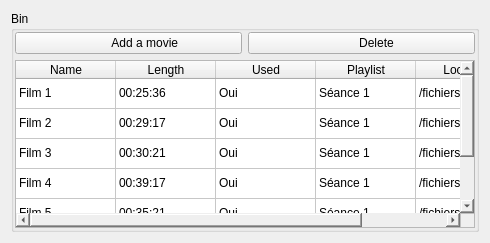
Qt form src/binwidget.ui (cinemaouvert/OPP) before a commit.
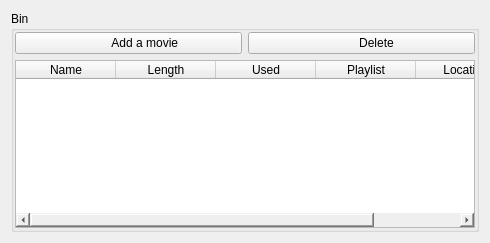
The same form after that commit. Icons and pictures are not drawn.

```diff
--- a/src/binwidget.ui
+++ b/src/binwidget.ui
@@ -75,36 +75,6 @@
         <attribute name="verticalHeaderVisible">
          <bool>false</bool>
         </attribute>
-        <row>
-         <property name="text">
-          <string>Nouvelle ligne</string>
-         </property>
-        </row>
-        <row>
-         <property name="text">
-          <string>Nouvelle ligne</string>
-         </property>
-        </row>
-        <row>
-         <property name="text">
-          <string>Nouvelle ligne</string>
-         </property>
-        </row>
-        <row>
-         <property name="text">
-          <string>Nouvelle ligne</string>
-         </property>
-        </row>
-        <row>
-         <property name="text">
-          <string>Nouvelle ligne</string>
-         </property>
-        </row>
-        <row>
-         <property name="text">
-          <string>Nouvelle ligne</string>
-         </property>
-        </row>
         <column>
          <property name="text">
           <string>Name</string>
@@ -130,156 +100,6 @@
           <string>Location</string>
          </property>
         </column>
-        <item row="0" column="0">
-         <property name="text">
-          <string>Film 1</string>
-         </property>
-        </item>
-        <item row="0" column="1">
-         <property name="text">
-          <string>00:25:36</string>
-         </property>
-        </item>
-        <item row="0" column="2">
-         <property name="text">
-          <string>Oui</string>
-         </property>
-        </item>
-        <item row="0" column="3">
-         <property name="text">
-          <string>Séance 1</string>
-         </property>
-        </item>
-        <item row="0" column="4">
-         <property name="text">
-          <string>/fichiers/ff</string>
-         </property>
-        </item>
-        <item row="1" column="0">
-         <property name="text">
-          <string>Film 2</string>
-         </property>
-        </item>
-        <item row="1" column="1">
-         <property name="text">
-          <string>00:29:17</string>
-         </property>
-        </item>
-        <item row="1" column="2">
-         <property name="text">
-          <string>Oui</string>
-         </property>
-        </item>
-        <item row="1" column="3">
-         <property name="text">
-          <string>Séance 1</string>
-         </property>
-        </item>
-        <item row="1" column="4">
-         <property name="text">
-          <string>/fichiers/ff</string>
-         </property>
-        </item>
-        <item row="2" column="0">
-         <property name="text">
-          <string>Film 3</string>
-         </property>
-        </item>
-        <item row="2" column="1">
-         <property name="text">
-          <string>00:30:21</string>
-         </property>
-        </item>
-        <item row="2" column="2">
-         <property name="text">
-          <string>Oui</string>
-         </property>
-        </item>
-        <item row="2" column="3">
-         <property name="text">
-          <string>Séance 1</string>
-         </property>
-        </item>
-        <item row="2" column="4">
-         <property name="text">
-          <string>/fichiers/ff</string>
-         </property>
-        </item>
-        <item row="3" column="0">
-         <property name="text">
-          <string>Film 4</string>
-         </property>
-        </item>
-        <item row="3" column="1">
-         <property name="text">
-          <string>00:39:17</string>
-         </property>
-        </item>
-        <item row="3" column="2">
-         <property name="text">
-          <string>Oui</string>
-         </property>
-        </item>
-        <item row="3" column="3">
-         <property name="text">
-          <string>Séance 1</string>
-         </property>
-        </item>
-        <item row="3" column="4">
-         <property name="text">
-          <string>/fichiers/ff</string>
-         </property>
-        </item>
-        <item row="4" column="0">
-         <property name="text">
-          <string>Film 5</string>
-         </property>
-        </item>
-        <item row="4" column="1">
-         <property name="text">
-          <string>00:35:21</string>
-         </property>
-        </item>
-        <item row="4" column="2">
-         <property name="text">
-          <string>Oui</string>
-         </property>
-        </item>
-        <item row="4" column="3">
-         <property name="text">
-          <string>Séance 1</string>
-         </property>
-        </item>
-        <item row="4" column="4">
-         <property name="text">
-          <string>/fichiers/ff</string>
-         </property>
-        </item>
-        <item row="5" column="0">
-         <property name="text">
-          <string>Film 6</string>
-         </property>
-        </item>
-        <item row="5" column="1">
-         <property name="text">
-          <string>00:41:28</string>
-         </property>
-        </item>
-        <item row="5" column="2">
-         <property name="text">
-          <string>Oui</string>
-         </property>
-        </item>
-        <item row="5" column="3">
-         <property name="text">
-          <string>Séance 1</string>
-         </property>
-        </item>
-        <item row="5" column="4">
-         <property name="text">
-          <string>/fichiers/ff</string>
-         </property>
-        </item>
        </widget>
       </item>
      </layout>
```
